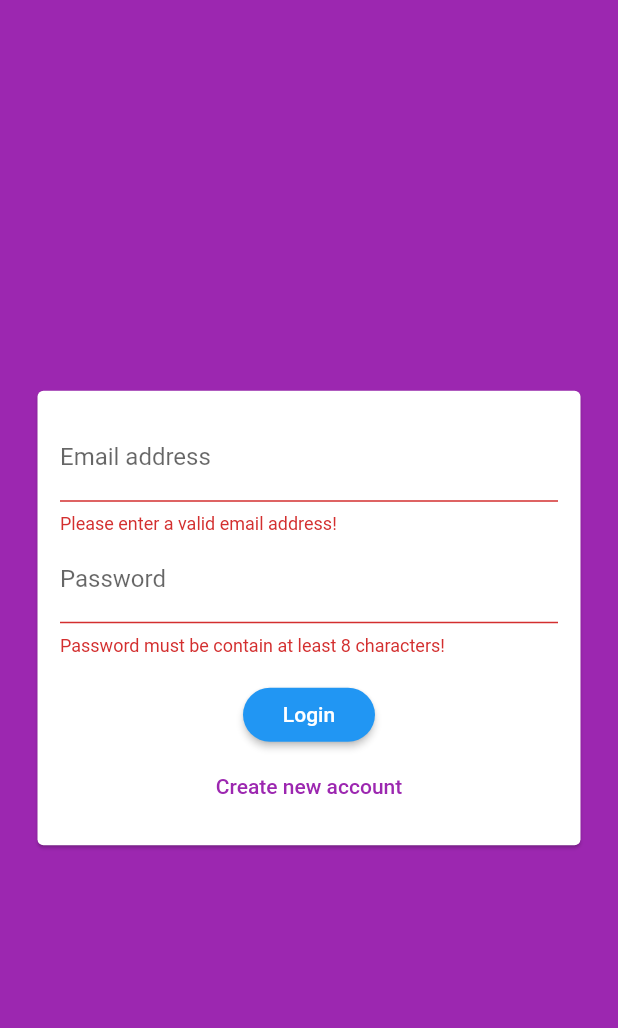
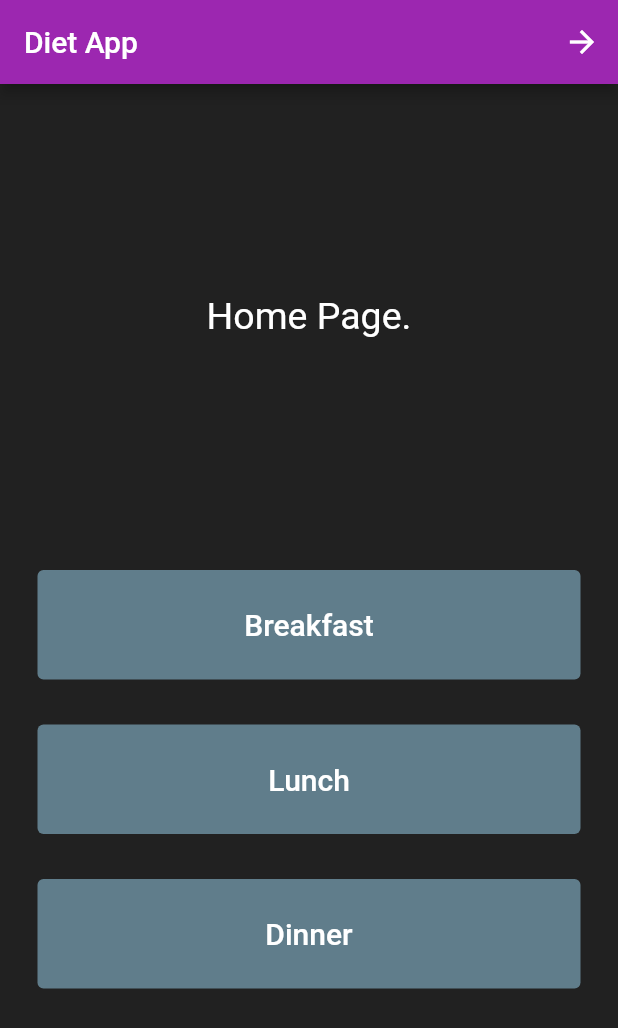
Before and after one commit to gizemhacioglu/se380_project, a Flutter app: the screen it shows after launch, after a tap on "Login", on a phone screen of 412 x 824 dp. Shown: the top 1028 px of the screen. Run offline on Flutter 3.47's test engine with Material 2 defaults, Android fonts, the phone set to English and light mode, and no system bars; our stand-ins replace firebase_auth, firebase_core; accounts and stored records are empty.

Commit message:
adding second and meal page

```diff
--- a/lib/category_item.dart
+++ b/lib/category_item.dart
@@ -4,7 +4,7 @@ class CategoryItem extends StatelessWidget {
   late String title;
   late Color color;
 
-  CategoryItem(String title, Color color);
+  CategoryItem(this.title, this.color);
   @override
   Widget build(BuildContext context) {
     return Container(
--- a/lib/main.dart
+++ b/lib/main.dart
@@ -1,9 +1,12 @@
 import 'package:flutter/cupertino.dart';
 import 'package:flutter/material.dart';
+import 'package:se380_project/screens/secon_page_main.dart';
+import 'package:se380_project/screens/second_page.dart';
 import 'package:se380_project/widgets/auth_form.dart';
 import 'package:se380_project/screens/authentication_screen.dart';
 import 'package:firebase_auth/firebase_auth.dart';
 import 'package:firebase_core/firebase_core.dart';
+import 'package:firebase_auth/firebase_auth.dart';
 
 void main() async {
   WidgetsFlutterBinding.ensureInitialized();
@@ -28,6 +31,14 @@ class MyApp extends StatelessWidget {
         ),
       ),
       home: AuthenticationScreen(),
+      /*StreamBuilder(
+              stream: FirebaseAuth.instance.authStateChanges(),
+              builder: (BuildContext ctx, snapshot) {
+                if (FirebaseAuth.instance.currentUser != null) {
+                  return DietApp();
+                }
+                return AuthenticationScreen();
+              }),*/
     );
   }
 }
--- a/lib/mealpage.dart
+++ b/lib/mealpage.dart
@@ -1,15 +1,18 @@
 import 'package:flutter/material.dart';
+import 'package:se380_project/screens/second_page.dart';
 
 import './categories.dart';
-void main() => runApp(MyApp());
 
-class MyApp extends StatelessWidget {
+void main() => runApp(MealsPage());
+
+class MealsPage extends StatelessWidget {
   @override
   Widget build(BuildContext context) {
     return MaterialApp(
       title: 'Meals',
       theme: ThemeData(
-        primarySwatch: Colors.blue,
+        primarySwatch: Colors.purple,
+        scaffoldBackgroundColor: Colors.grey.shade900,
       ),
       home: CategoriesScreen(),
     );
--- /dev/null
+++ b/lib/screens/secon_page_main.dart
@@ -0,0 +1,174 @@
+import 'package:flutter/material.dart';
+import './second_page.dart';
+
+void main() => runApp(DietApp());
+
+class DietApp extends StatelessWidget {
+  @override
+  Widget build(BuildContext context) {
+    return MaterialApp(home: MyHome());
+  }
+}
+
+class MyHome extends StatelessWidget {
+  Widget build(BuildContext context) {
+    return Scaffold(
+      appBar: AppBar(
+        backgroundColor: Colors.purple,
+        title: const Text('Diet App'),
+        actions: [
+          IconButton(
+            icon: Icon(Icons.arrow_forward_outlined),
+            onPressed: () {
+              Navigator.push(context,
+                  MaterialPageRoute(builder: (context) => const SecondPage()));
+            },
+          ),
+        ],
+      ),
+      backgroundColor: Colors.grey.shade900,
+      body: SafeArea(
+        child: Padding(
+          padding: const EdgeInsets.symmetric(horizontal: 10.0),
+          child: HomePage(),
+        ),
+      ),
+    );
+  }
+}
+
+class HomePage extends StatefulWidget {
+  @override
+  _HomePageState createState() => _HomePageState();
+}
+
+class _HomePageState extends State<HomePage> {
+  @override
+  Widget build(BuildContext context) {
+    return Column(
+      mainAxisAlignment: MainAxisAlignment.center,
+      crossAxisAlignment: CrossAxisAlignment.stretch,
+      children: <Widget>[
+        const Expanded(
+          flex: 3,
+          child: Padding(
+            padding: EdgeInsets.all(10.0),
+            child: Center(
+              child: Text(
+                'Home Page.',
+                textAlign: TextAlign.center,
+                style: TextStyle(
+                  fontSize: 25.0,
+                  color: Colors.white,
+                ),
+              ),
+            ),
+          ),
+        ),
+        Expanded(
+          child: Padding(
+              padding: const EdgeInsets.all(15.0),
+              child: TextButton(
+                  style: ButtonStyle(
+                    foregroundColor:
+                        MaterialStateProperty.all<Color>(Colors.blue),
+                    backgroundColor:
+                        MaterialStateProperty.all<Color>(Colors.blueGrey),
+                    overlayColor: MaterialStateProperty.resolveWith<Color?>(
+                      (Set<MaterialState> states) {
+                        if (states.contains(MaterialState.hovered)) {
+                          return Colors.blue.withOpacity(0.04);
+                        }
+                        if (states.contains(MaterialState.focused) ||
+                            states.contains(MaterialState.pressed)) {
+                          return Colors.blue.withOpacity(0.12);
+                        }
+                        return null;
+                      },
+                    ),
+                  ),
+                  onPressed: () {
+                    Navigator.push(
+                        context,
+                        MaterialPageRoute(
+                            builder: (context) => const SecondPage()));
+                  },
+                  child: const Text(
+                    'Breakfast',
+                    style: TextStyle(fontSize: 20.0, color: Colors.white),
+                  ))),
+        ),
+        Expanded(
+          child: Padding(
+              padding: const EdgeInsets.all(15.0),
+              child: TextButton(
+                  style: ButtonStyle(
+                    foregroundColor:
+                        MaterialStateProperty.all<Color>(Colors.blue),
+                    backgroundColor:
+                        MaterialStateProperty.all<Color>(Colors.blueGrey),
+                    overlayColor: MaterialStateProperty.resolveWith<Color?>(
+                      (Set<MaterialState> states) {
+                        if (states.contains(MaterialState.hovered)) {
+                          return Colors.blue.withOpacity(0.04);
+                        }
+                        if (states.contains(MaterialState.focused) ||
+                            states.contains(MaterialState.pressed)) {
+                          return Colors.blue.withOpacity(0.12);
+                        }
+                        return null; // Defer to the widget's default.
+                      },
+                    ),
+                  ),
+                  onPressed: () {
+                    Navigator.push(
+                        context,
+                        MaterialPageRoute(
+                            builder: (context) => const SecondPage()));
+                  },
+                  child: const Text(
+                    'Lunch',
+                    style: TextStyle(fontSize: 20.0, color: Colors.white),
+                  ))),
+        ),
+        Expanded(
+          child: Padding(
+              padding: const EdgeInsets.all(15.0),
+              child: TextButton(
+                  style: ButtonStyle(
+                    foregroundColor:
+                        MaterialStateProperty.all<Color>(Colors.blue),
+                    backgroundColor:
+                        MaterialStateProperty.all<Color>(Colors.blueGrey),
+                    overlayColor: MaterialStateProperty.resolveWith<Color?>(
+                      (Set<MaterialState> states) {
+                        if (states.contains(MaterialState.hovered)) {
+                          return Colors.blue.withOpacity(0.04);
+                        }
+                        if (states.contains(MaterialState.focused) ||
+                            states.contains(MaterialState.pressed)) {
+                          return Colors.blue.withOpacity(0.12);
+                        }
+                        return null; // Defer to the widget's default.
+                      },
+                    ),
+                  ),
+                  onPressed: () {
+                    Navigator.push(
+                        context,
+                        MaterialPageRoute(
+                            builder: (context) => const SecondPage()));
+                  },
+                  child: const Text(
+                    'Dinner',
+                    style: TextStyle(fontSize: 20.0, color: Colors.white),
+                  ))),
+        ),
+        const SizedBox(
+          //Use of SizedBox
+          height: 150,
+        ),
+      ],
+    );
+  }
+}
--- a/lib/widgets/auth_form.dart
+++ b/lib/widgets/auth_form.dart
@@ -1,5 +1,6 @@
 import 'package:flutter/material.dart';
 import 'package:firebase_auth/firebase_auth.dart';
+import 'package:se380_project/screens/secon_page_main.dart';
 
 class AuthenticationForm extends StatefulWidget {
   AuthenticationForm(this.submitFn);
@@ -94,7 +95,11 @@ class _AuthenticationFormState extends State<AuthenticationForm> {
                 SizedBox(height: 15),
                 RaisedButton(
                   child: Text(_isLogin ? "Login" : "Sign Up"),
-                  onPressed: _trySubmit,
+                  onPressed: () {
+                    /////////
+                    Navigator.push(context,
+                        MaterialPageRoute(builder: (context) => DietApp()));
+                  },
                 ),
                 FlatButton(
                   textColor: Theme.of(context).primaryColor,
```
Also changed, not shown: lib/data.dart (+10 -0 lines), lib/screens/second_page.dart (+12 -2 lines).
